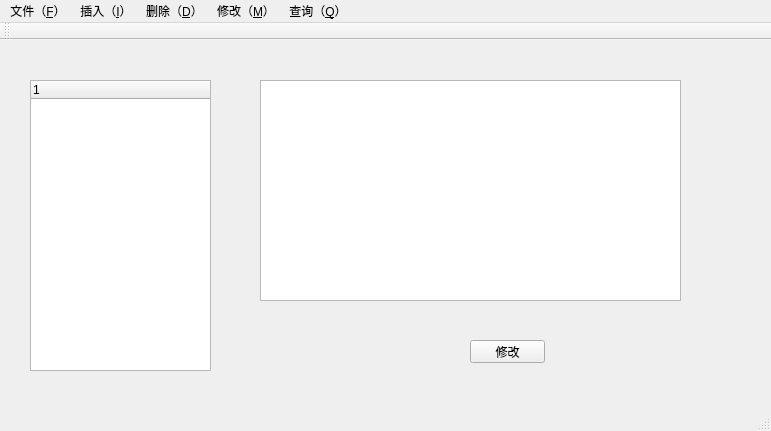
Old version of the form mainwindow.ui in the repository HoverWings/CourseDesign.
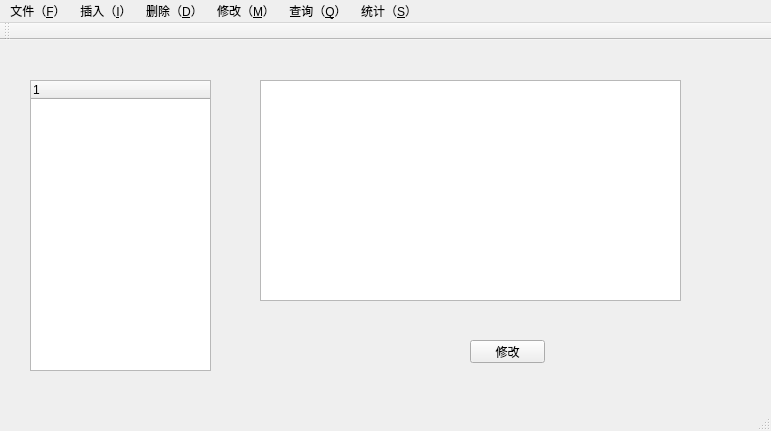
New version of the form.

Patch:
```diff
--- a/mainwindow.ui
+++ b/mainwindow.ui
@@ -103,11 +103,18 @@
     <addaction name="modifyDayInfoAction"/>
     <addaction name="modifyDayEXPInfoAction"/>
    </widget>
+   <widget class="QMenu" name="menu_S">
+    <property name="title">
+     <string>统计（&amp;S）</string>
+    </property>
+    <addaction name="countEXPAction"/>
+   </widget>
    <addaction name="menu_F"/>
    <addaction name="menu_I"/>
    <addaction name="menu_D"/>
    <addaction name="menu_M"/>
    <addaction name="menu_Q"/>
+   <addaction name="menu_S"/>
   </widget>
   <widget class="QToolBar" name="mainToolBar">
    <attribute name="toolBarArea">
```
Left out of the diff: 5 changed lines with no effect on the pictures.
